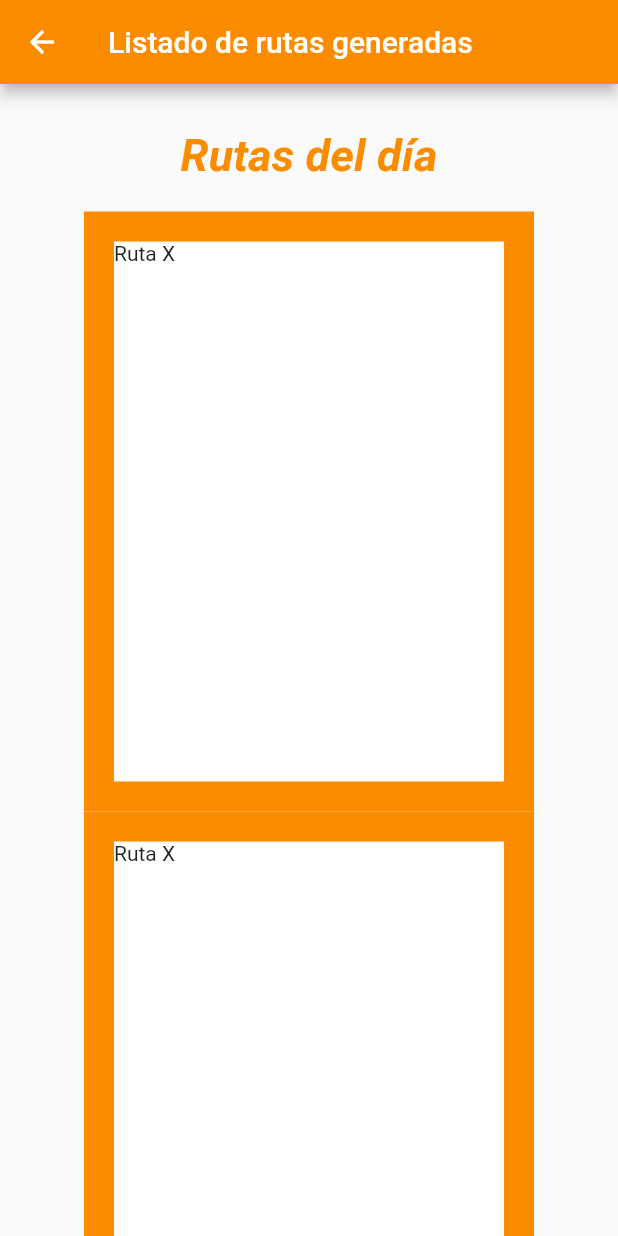
After one commit to DiegoN231197/AppOlmedo, a Flutter app: the Choferes screen opened by its route, after a tap on "Listado Rutas", on a phone screen of 412 x 824 dp. The commit adds this screen. Run offline on Flutter 3.47's test engine with Material 2 defaults, Android fonts, the phone set to English and light mode, and no system bars; our stand-ins replace image_picker.

Commit message:
funcionalidad boton adjuntar imagen, y container para listado de rutas generadas

```diff
--- a/appolmedo/lib/main.dart
+++ b/appolmedo/lib/main.dart
@@ -2,11 +2,13 @@ import 'dart:convert';
 
 import 'package:flutter/material.dart';
 import 'package:http/http.dart' as http;
+import 'package:image_picker/image_picker.dart';
 import 'package:appolmedo/pages/admin_pages.dart';
 import 'package:appolmedo/pages/chofer_pages.dart';
 import 'package:appolmedo/pages/olvido_contrase%C3%B1a.dart';
 import 'package:appolmedo/pages/selectCamion.dart';
 import 'package:appolmedo/pages/confirmacion_entregas.dart';
+import 'package:appolmedo/pages/listado_rutas.dart';
 
 void main() => runApp(AppOlmedo());
 
@@ -24,6 +26,7 @@ class AppOlmedo extends StatelessWidget {
           '/choferPages': (BuildContext context) => new Choferes(),
           '/LoginPage': (BuildContext context) => LoginPage(),
           '/selectCamion': (BuildContext context) => new SelectCamion(),
+          '/listadorutas': (BuildContext context) => new ListadoRutas(),
           '/confirmacionEntregas': (BuildContext context) =>
               new ConfirmacionEntregas(),
           '/solicitud': (BuildContext context) => new Solicitud()
--- a/appolmedo/lib/pages/chofer_pages.dart
+++ b/appolmedo/lib/pages/chofer_pages.dart
@@ -2,6 +2,7 @@
 import 'package:flutter/material.dart';
 import 'package:appolmedo/pages/selectCamion.dart';
 import 'package:appolmedo/pages/confirmacion_entregas.dart';
+import 'package:appolmedo/pages/listado_rutas.dart';
 
 import 'widgets/logo_horizontal_azul.dart';
 
@@ -49,12 +50,18 @@ class Choferes extends StatelessWidget {
               height: 50.0,
               minWidth: 300,
               child: Text(
-                "Listado Guias",
+                "Listado Rutas",
                 style: TextStyle(fontSize: 25),
               ),
               textColor: Colors.white,
               color: Colors.orange[600],
-              onPressed: () => {},
+              onPressed: () => {
+                Navigator.push(
+                    context,
+                    MaterialPageRoute(
+                      builder: (contex) => ListadoRutas(),
+                    ))
+              },
               splashColor: Colors.blue,
               shape: RoundedRectangleBorder(
                 borderRadius: BorderRadius.all(Radius.circular(10)),
--- /dev/null
+++ b/appolmedo/lib/pages/listado_rutas.dart
@@ -0,0 +1,61 @@
+import 'package:flutter/material.dart';
+import 'package:appolmedo/pages/chofer_pages.dart';
+
+class ListadoRutas extends StatefulWidget {
+  ListadoRutas({Key? key}) : super(key: key);
+
+  @override
+  _ListadoRutasState createState() => _ListadoRutasState();
+}
+
+class _ListadoRutasState extends State<ListadoRutas> {
+  @override
+  Widget build(BuildContext context) {
+    return Scaffold(
+        appBar: new AppBar(
+          backgroundColor: Colors.orange[600],
+          title: Text("Listado de rutas generadas"),
+        ),
+        body: SingleChildScrollView(
+            padding: const EdgeInsets.symmetric(vertical: 30),
+            child: Center(
+              child: Column(
+                mainAxisAlignment: MainAxisAlignment.spaceEvenly,
+                mainAxisSize: MainAxisSize.max,
+                children: <Widget>[
+                  Text(
+                    "Rutas del día",
+                    style: TextStyle(
+                        fontSize: 30,
+                        color: Colors.orange[600],
+                        fontStyle: FontStyle.italic,
+                        fontWeight: FontWeight.bold),
+                  ),
+                  const SizedBox(height: 20),
+                  CasillasRuta(),
+                  CasillasRuta(),
+                ],
+              ),
+            )));
+  }
+
+  Widget CasillasRuta() {
+    return Center(
+      child: Container(
+        width: 300,
+        height: 400,
+        color: Colors.orange[600],
+        child: Padding(
+          padding: const EdgeInsets.all(20),
+          child: Container(
+            width: 250,
+            height: 300,
+            color: Colors.white,
+            child: Text("Ruta X"),
+            //codigo para ingresar los datos almacenados en la ruta generada.
+          ),
+        ),
+      ),
+    );
+  }
+}
--- a/appolmedo/pubspec.yaml
+++ b/appolmedo/pubspec.yaml
@@ -20,6 +20,9 @@ dependencies:
   # Use with the CupertinoIcons class for iOS style icons.
   cupertino_icons: ^1.0.2
   http: any
+  image_picker: ^0.8.4+4
+  photo_view: ^0.13.0
+
 
 dev_dependencies:
   flutter_test:
```
Also changed, not shown: appolmedo/lib/pages/confirmacion_entregas.dart (+56 -17 lines), appolmedo/lib/pages/photo_view_screen.dart (added, +17 -0 lines), appolmedo/pubspec.lock.
